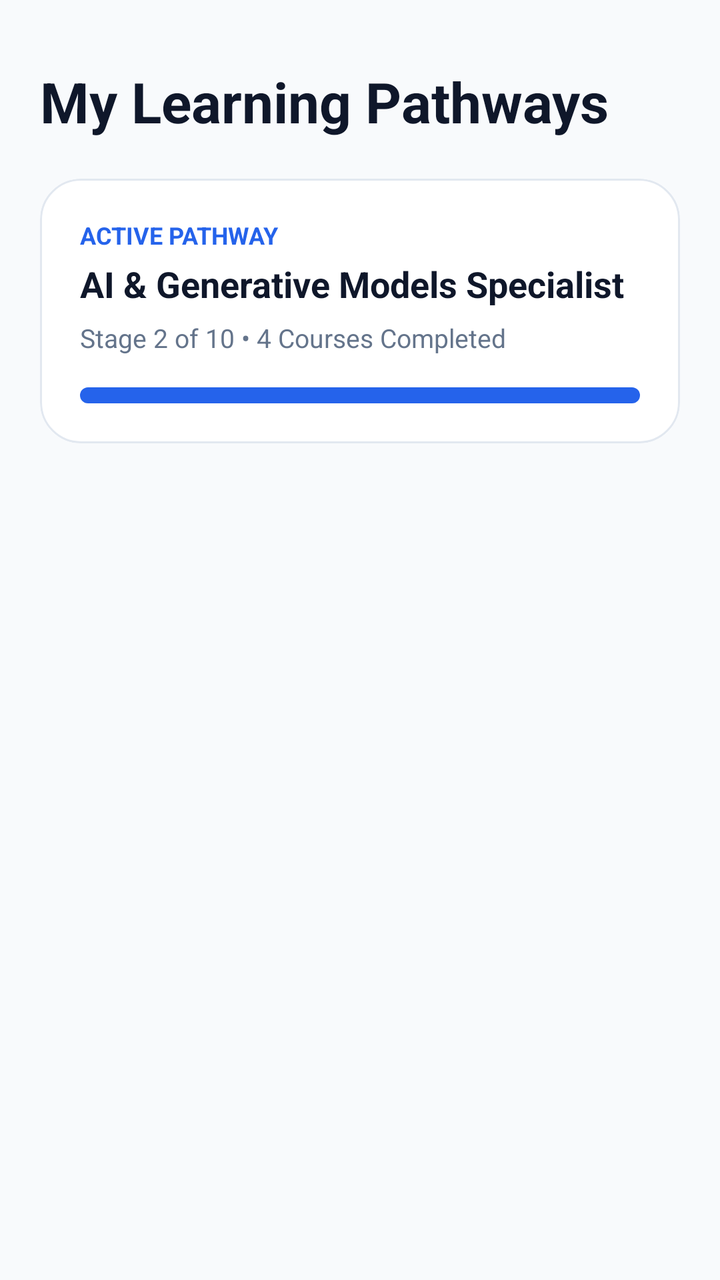
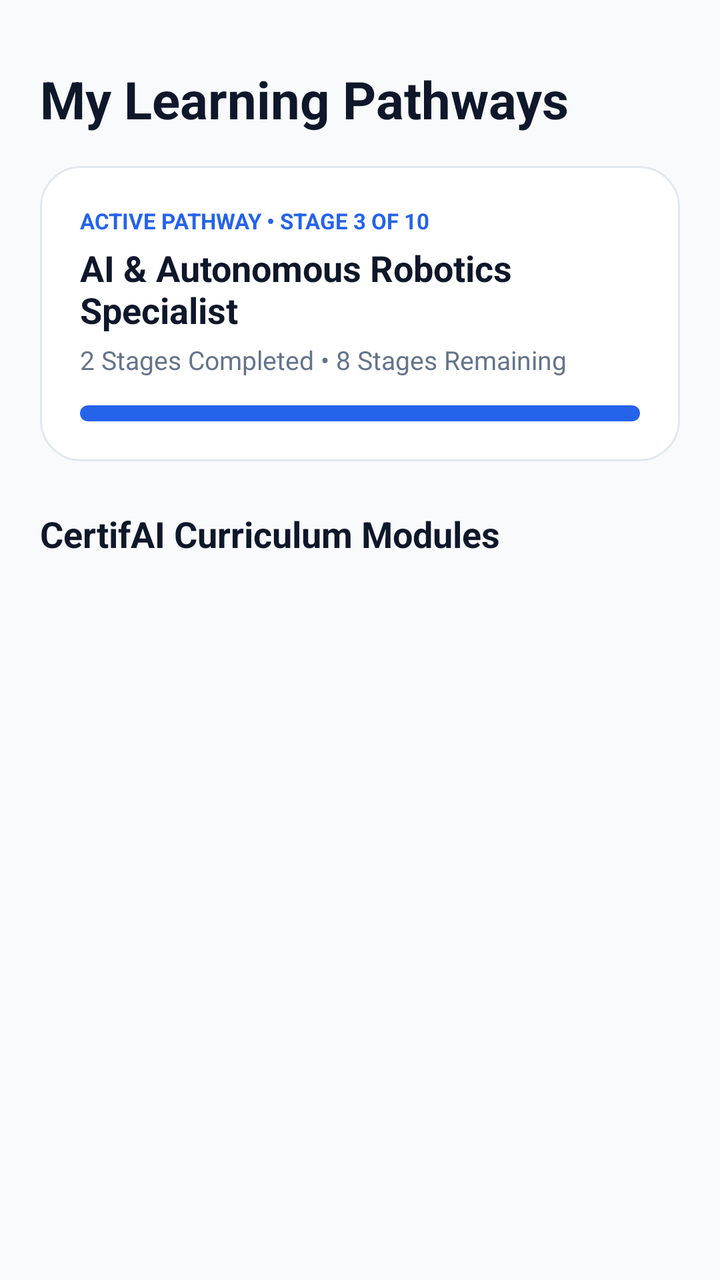

An Android layout rendered at two revisions. The XML below is the earlier revision; the diff shows what the commit changed to produce the second picture.
<!-- AndroidManifest.xml: application theme Theme.CertifAI -->
<!-- res/layout/fragment_learn.xml -->
<?xml version="1.0" encoding="utf-8"?>
<androidx.constraintlayout.widget.ConstraintLayout xmlns:android="http://schemas.android.com/apk/res/android"
    xmlns:app="http://schemas.android.com/apk/res-auto"
    android:layout_width="match_parent"
    android:layout_height="match_parent"
    android:background="@color/bg_light"
    android:padding="20dp">

    <TextView
        android:id="@+id/tvTitle"
        android:layout_width="0dp"
        android:layout_height="wrap_content"
        android:layout_marginTop="12dp"
        android:text="My Learning Pathways"
        android:textColor="@color/text_primary_light"
        android:textSize="28sp"
        android:textStyle="bold"
        app:layout_constraintEnd_toEndOf="parent"
        app:layout_constraintStart_toStartOf="parent"
        app:layout_constraintTop_toTopOf="parent" />

    <androidx.cardview.widget.CardView
        android:id="@+id/cardPathway"
        android:layout_width="0dp"
        android:layout_height="wrap_content"
        android:layout_marginTop="20dp"
        app:cardBackgroundColor="@color/surface_light"
        app:cardCornerRadius="20dp"
        app:cardElevation="0dp"
        app:layout_constraintEnd_toEndOf="parent"
        app:layout_constraintStart_toStartOf="parent"
        app:layout_constraintTop_toBottomOf="@id/tvTitle">

        <LinearLayout
            android:layout_width="match_parent"
            android:layout_height="wrap_content"
            android:background="@drawable/bg_glossy_surface"
            android:orientation="vertical"
            android:padding="20dp">

            <TextView
                android:layout_width="wrap_content"
                android:layout_height="wrap_content"
                android:text="ACTIVE PATHWAY"
                android:textColor="@color/electric_blue"
                android:textSize="12sp"
                android:textStyle="bold" />

            <TextView
                android:layout_width="wrap_content"
                android:layout_height="wrap_content"
                android:layout_marginTop="4dp"
                android:text="AI &amp; Generative Models Specialist"
                android:textColor="@color/text_primary_light"
                android:textSize="18sp"
                android:textStyle="bold" />

            <TextView
                android:layout_width="wrap_content"
                android:layout_height="wrap_content"
                android:layout_marginTop="6dp"
                android:text="Stage 2 of 10 • 4 Courses Completed"
                android:textColor="@color/text_secondary_light"
                android:textSize="13sp" />

            <ProgressBar
                style="@android:style/Widget.ProgressBar.Horizontal"
                android:layout_width="match_parent"
                android:layout_height="8dp"
                android:layout_marginTop="16dp"
                android:max="10"
                android:progress="2"
                android:progressDrawable="@drawable/bg_primary_button" />

        </LinearLayout>
    </androidx.cardview.widget.CardView>

</androidx.constraintlayout.widget.ConstraintLayout>
<!-- resources referenced by this layout -->
<resources>
  <color name="bg_light">#F8FAFC</color>
  <color name="electric_blue">#2563EB</color>
  <color name="surface_light">#FFFFFF</color>
  <color name="text_primary_light">#0F172A</color>
  <color name="text_secondary_light">#64748B</color>
  <!-- drawable bg_glossy_surface (drawable) -->
  <?xml version="1.0" encoding="utf-8"?>
  <shape xmlns:android="http://schemas.android.com/apk/res/android"
      android:shape="rectangle">
      <solid android:color="@color/surface_light" />
      <corners android:radius="20dp" />
      <stroke
          android:width="1dp"
          android:color="@color/border_light" />
  </shape>
  <!-- drawable bg_primary_button (drawable) -->
  <?xml version="1.0" encoding="utf-8"?>
  <shape xmlns:android="http://schemas.android.com/apk/res/android"
      android:shape="rectangle">
      <gradient
          android:angle="45"
          android:endColor="@color/electric_blue"
          android:startColor="@color/electric_blue" />
      <corners android:radius="16dp" />
  </shape>
  <style name="Theme.CertifAI" parent="Base.Theme.CertifAI" />
  <color name="border_light">#E2E8F0</color>
  <style name="Base.Theme.CertifAI" parent="Theme.Material3.DayNight.NoActionBar">
          <item name="colorPrimary">@color/electric_blue</item>
          <item name="colorOnPrimary">@color/white</item>
          <item name="colorSecondary">@color/cyan_accent</item>
          <item name="android:statusBarColor">#FFFFFF</item>
          <item name="android:windowLightStatusBar">true</item>
          <item name="android:windowBackground">#FFFFFF</item>
      </style>
  <color name="white">#FFFFFFFF</color>
  <color name="cyan_accent">#06B6D4</color>
</resources>

<!-- the commit's change to res/layout/fragment_learn.xml (unified diff, before → after) -->
@@ -1,78 +1,174 @@
 <?xml version="1.0" encoding="utf-8"?>
-<androidx.constraintlayout.widget.ConstraintLayout xmlns:android="http://schemas.android.com/apk/res/android"
+<ScrollView xmlns:android="http://schemas.android.com/apk/res/android"
     xmlns:app="http://schemas.android.com/apk/res-auto"
+    xmlns:tools="http://schemas.android.com/tools"
     android:layout_width="match_parent"
     android:layout_height="match_parent"
     android:background="@color/bg_light"
-    android:padding="20dp">
+    android:fillViewport="true"
+    tools:context=".ui.LearnFragment">
 
-    <TextView
-        android:id="@+id/tvTitle"
-        android:layout_width="0dp"
+    <LinearLayout
+        android:layout_width="match_parent"
         android:layout_height="wrap_content"
-        android:layout_marginTop="12dp"
-        android:text="My Learning Pathways"
-        android:textColor="@color/text_primary_light"
-        android:textSize="28sp"
-        android:textStyle="bold"
-        app:layout_constraintEnd_toEndOf="parent"
-        app:layout_constraintStart_toStartOf="parent"
-        app:layout_constraintTop_toTopOf="parent" />
+        android:orientation="vertical"
+        android:padding="20dp"
+        android:paddingBottom="40dp">
 
-    <androidx.cardview.widget.CardView
-        android:id="@+id/cardPathway"
-        android:layout_width="0dp"
-        android:layout_height="wrap_content"
-        android:layout_marginTop="20dp"
-        app:cardBackgroundColor="@color/surface_light"
-        app:cardCornerRadius="20dp"
-        app:cardElevation="0dp"
-        app:layout_constraintEnd_toEndOf="parent"
-        app:layout_constraintStart_toStartOf="parent"
-        app:layout_constraintTop_toBottomOf="@id/tvTitle">
-
-        <LinearLayout
+        <TextView
+            android:id="@+id/tvTitle"
             android:layout_width="match_parent"
             android:layout_height="wrap_content"
-            android:background="@drawable/bg_glossy_surface"
-            android:orientation="vertical"
-            android:padding="20dp">
+            android:layout_marginTop="12dp"
+            android:text="My Learning Pathways"
+            android:textColor="@color/text_primary_light"
+            android:textSize="26sp"
+            android:textStyle="bold" />
 
-            <TextView
-                android:layout_width="wrap_content"
+        
+        <androidx.cardview.widget.CardView
+            android:id="@+id/cardPathway"
+            android:layout_width="match_parent"
+            android:layout_height="wrap_content"
+            android:layout_marginTop="16dp"
+            app:cardBackgroundColor="@color/surface_light"
+            app:cardCornerRadius="20dp"
+            app:cardElevation="0dp">
+
+            <LinearLayout
+                android:layout_width="match_parent"
                 android:layout_height="wrap_content"
-                android:text="ACTIVE PATHWAY"
-                android:textColor="@color/electric_blue"
-                android:textSize="12sp"
-                android:textStyle="bold" />
+                android:background="@drawable/bg_glossy_surface"
+                android:orientation="vertical"
+                android:padding="20dp">
 
-            <TextView
-                android:layout_width="wrap_content"
-                android:layout_height="wrap_content"
-                android:layout_marginTop="4dp"
-                android:text="AI &amp; Generative Models Specialist"
-                android:textColor="@color/text_primary_light"
-                android:textSize="18sp"
-                android:textStyle="bold" />
+                <TextView
+                    android:layout_width="wrap_content"
+                    android:layout_height="wrap_content"
+                    android:text="ACTIVE PATHWAY • STAGE 3 OF 10"
+                    android:textColor="@color/electric_blue"
+                    android:textSize="11sp"
+                    android:textStyle="bold" />
 
-            <TextView
-                android:layout_width="wrap_content"
-                android:layout_height="wrap_content"
-                android:layout_marginTop="6dp"
-                android:text="Stage 2 of 10 • 4 Courses Completed"
-                android:textColor="@color/text_secondary_light"
-                android:textSize="13sp" />
+                <TextView
+                    android:layout_width="wrap_content"
+                    android:layout_height="wrap_content"
+                    android:layout_marginTop="4dp"
+                    android:text="AI &amp; Autonomous Robotics Specialist"
+                    android:textColor="@color/text_primary_light"
+                    android:textSize="18sp"
+                    android:textStyle="bold" />
 
-            <ProgressBar
-                style="@android:style/Widget.ProgressBar.Horizontal"
-                android:layout_width="match_parent"
-                android:layout_height="8dp"
-                android:layout_marginTop="16dp"
-                android:max="10"
-                android:progress="2"
-                android:progressDrawable="@drawable/bg_primary_button" />
+                <TextView
+                    android:id="@+id/tvPathwayProgressText"
+                    android:layout_width="wrap_content"
+                    android:layout_height="wrap_content"
+                    android:layout_marginTop="4dp"
+                    android:text="2 Stages Completed • 8 Stages Remaining"
+                    android:textColor="@color/text_secondary_light"
+                    android:textSize="13sp" />
 
-        </LinearLayout>
-    </androidx.cardview.widget.CardView>
+                <ProgressBar
+                    android:id="@+id/pbPathwayOverall"
+                    style="@android:style/Widget.ProgressBar.Horizontal"
+                    android:layout_width="match_parent"
+                    android:layout_height="8dp"
+                    android:layout_marginTop="14dp"
+                    android:max="10"
+                    android:progress="3"
+                    android:progressDrawable="@drawable/bg_primary_button" />
 
-</androidx.constraintlayout.widget.ConstraintLayout>
+            </LinearLayout>
+        </androidx.cardview.widget.CardView>
+
+        
+        <TextView
+            android:id="@+id/tvModulesHeader"
+            android:layout_width="match_parent"
+            android:layout_height="wrap_content"
+            android:layout_marginTop="24dp"
+            android:text="CertifAI Curriculum Modules"
+            android:textColor="@color/text_primary_light"
+            android:textSize="18sp"
+            android:textStyle="bold" />
+
+        
+        <androidx.recyclerview.widget.RecyclerView
+            android:id="@+id/rvLearnModules"
+            android:layout_width="match_parent"
+            android:layout_height="wrap_content"
+            android:layout_marginTop="12dp"
+            android:nestedScrollingEnabled="false"
+            tools:listitem="@layout/item_course_horizontal" />
+
+    </LinearLayout>
+</ScrollView>
+<!-- res/layout/item_course_horizontal.xml (included above) -->
+<?xml version="1.0" encoding="utf-8"?>
+<androidx.cardview.widget.CardView xmlns:android="http://schemas.android.com/apk/res/android"
+    xmlns:app="http://schemas.android.com/apk/res-auto"
+    android:layout_width="260dp"
+    android:layout_height="160dp"
+    android:layout_marginEnd="16dp"
+    app:cardBackgroundColor="@color/surface_light"
+    app:cardCornerRadius="20dp"
+    app:cardElevation="0dp">
+
+    <androidx.constraintlayout.widget.ConstraintLayout
+        android:layout_width="match_parent"
+        android:layout_height="match_parent"
+        android:background="@drawable/bg_card_surface"
+        android:padding="16dp">
+
+        <TextView
+            android:id="@+id/tvCategory"
+            android:layout_width="wrap_content"
+            android:layout_height="wrap_content"
+            android:background="@drawable/bg_chip_selected"
+            android:paddingHorizontal="10dp"
+            android:paddingVertical="4dp"
+            android:text="Python"
+            android:textColor="@color/white"
+            android:textSize="11sp"
+            android:textStyle="bold"
+            app:layout_constraintStart_toStartOf="parent"
+            app:layout_constraintTop_toTopOf="parent" />
+
+        <TextView
+            android:id="@+id/tvRating"
+            android:layout_width="wrap_content"
+            android:layout_height="wrap_content"
+            android:text="★ 4.9"
+            android:textColor="@color/electric_blue"
+            android:textSize="12sp"
+            android:textStyle="bold"
+            app:layout_constraintEnd_toEndOf="parent"
+            app:layout_constraintTop_toTopOf="parent" />
+
+        <TextView
+            android:id="@+id/tvTitle"
+            android:layout_width="0dp"
+            android:layout_height="wrap_content"
+            android:layout_marginTop="12dp"
+            android:ellipsize="end"
+            android:maxLines="2"
+            android:text="Python for AI &amp; Automation"
+            android:textColor="@color/text_primary_light"
+            android:textSize="16sp"
+            android:textStyle="bold"
+            app:layout_constraintEnd_toEndOf="parent"
+            app:layout_constraintStart_toStartOf="parent"
+            app:layout_constraintTop_toBottomOf="@id/tvCategory" />
+
+        <TextView
+            android:id="@+id/tvDuration"
+            android:layout_width="wrap_content"
+            android:layout_height="wrap_content"
+            android:text="12 Hours • Beginner"
+            android:textColor="@color/text_secondary_light"
+            android:textSize="12sp"
+            app:layout_constraintBottom_toBottomOf="parent"
+            app:layout_constraintStart_toStartOf="parent" />
+
+    </androidx.constraintlayout.widget.ConstraintLayout>
+</androidx.cardview.widget.CardView>
<!-- resource entries referenced after the edit -->
@@ -36,6 +36,23 @@
           <item name="android:windowBackground">#FFFFFF</item>
       </style>
   <color name="white">#FFFFFFFF</color>
+  <!-- drawable bg_card_surface (drawable) -->
+  <?xml version="1.0" encoding="utf-8"?>
+  <shape xmlns:android="http://schemas.android.com/apk/res/android"
+      android:shape="rectangle">
+      <solid android:color="@color/surface_light" />
+      <corners android:radius="18dp" />
+      <stroke
+          android:width="1dp"
+          android:color="@color/border_light" />
+  </shape>
+  <!-- drawable bg_chip_selected (drawable) -->
+  <?xml version="1.0" encoding="utf-8"?>
+  <shape xmlns:android="http://schemas.android.com/apk/res/android"
+      android:shape="rectangle">
+      <solid android:color="@color/electric_blue" />
+      <corners android:radius="20dp" />
+  </shape>
   <color name="cyan_accent">#06B6D4</color>
 </resources>
 
